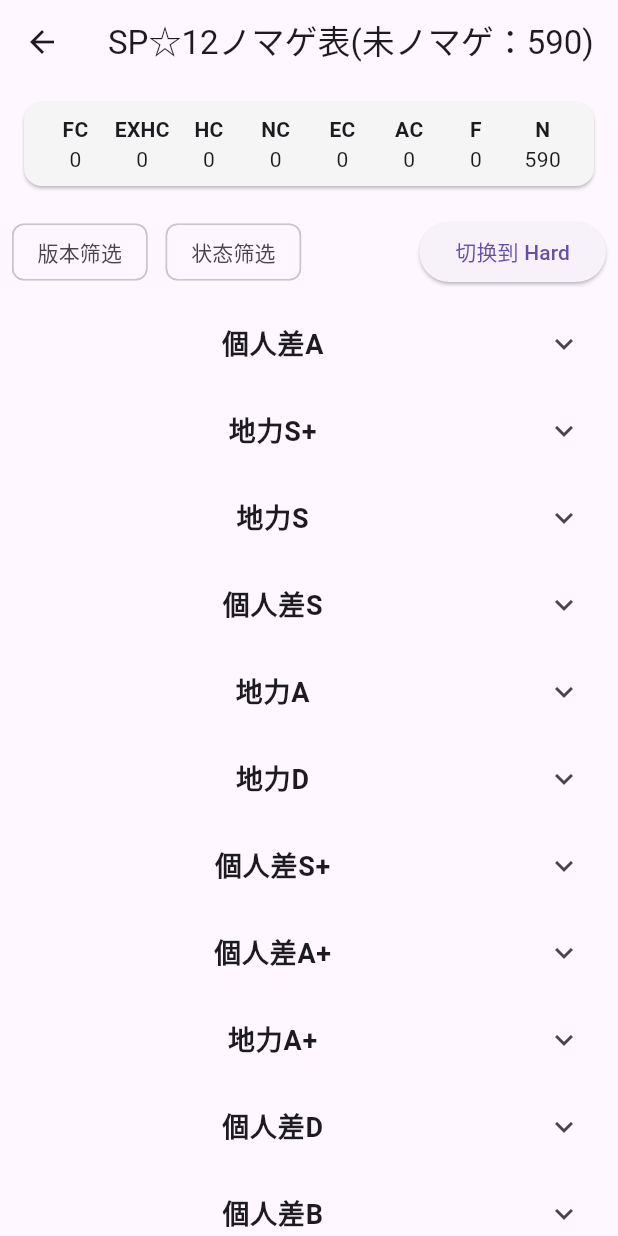
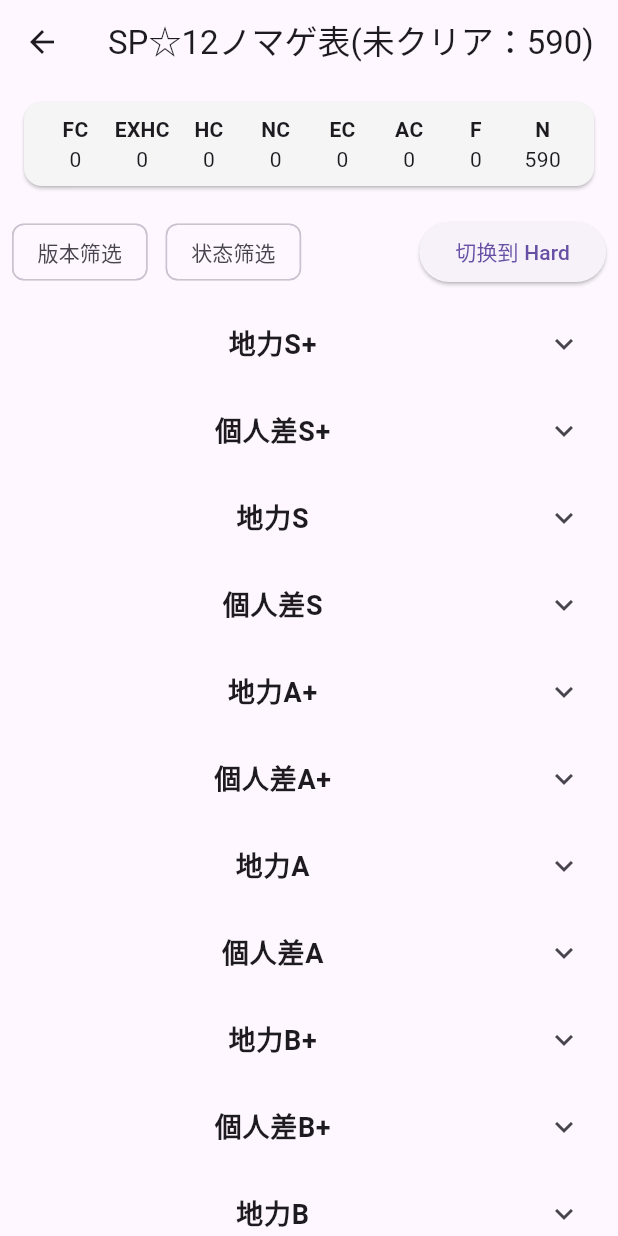
Before and after one commit to RM-801/BPICalculator, a Flutter app: the EarthPowerPage screen opened directly, after a tap on "切换到 Normal", on a phone screen of 412 x 824 dp. Run offline on Flutter 3.47's test engine with Material 3 defaults, Android fonts, the phone set to English and light mode, and no system bars; our stand-ins replace shared_preferences; accounts and stored records are empty.

Commit message:
修复了一些ノマゲ的bug

```diff
--- a/lib/pages/earth_power_page.dart
+++ b/lib/pages/earth_power_page.dart
@@ -109,6 +109,12 @@ class _EarthPowerPageState extends State<EarthPowerPage> {
   final ValueNotifier<int> statusBarNotifier = ValueNotifier(0);
   bool showNormal = false; // 新增
 
+  static const List<String> groupOrder = [
+    '地力S+','個人差S+','地力S','個人差S','地力A+','個人差A+','地力A','個人差A',
+    '地力B+','個人差B+','地力B','個人差B','地力C','個人差C','地力D','個人差D',
+    '地力E','個人差E','地力F','難易度未定'
+  ];
+
   @override
   void dispose() {
     statusBarNotifier.dispose();
@@ -137,10 +143,10 @@ class _EarthPowerPageState extends State<EarthPowerPage> {
                       song.status != 'FULLCOMBO' &&
                       song.status != 'EX HARD CLEAR' &&
                       song.status != 'HARD CLEAR'&&
-                      song.status != 'NORMAL CLEAR')
+                      song.status != 'CLEAR')
                   .length;
             }
-            return Text(showNormal?'SP☆12ノマゲ表(未ノマゲ：$belowNormalCount)':'SP☆12ハード表(未難：$belowHardCount)');
+            return Text(showNormal?'SP☆12ノマゲ表(未クリア：$belowNormalCount)':'SP☆12ハード表(未難：$belowHardCount)');
           },
         ),
       ),
@@ -166,13 +172,15 @@ class _EarthPowerPageState extends State<EarthPowerPage> {
             return versionOk && statusOk;
           }).toList();
 
-          // 根据 showNormal 分组
+          // 分组时，未在 groupOrder 里的都归为 '難易度未定'
           final Map<String, List<EarthPowerSong>> grouped = {};
           for (var song in filteredSongs) {
             final key = showNormal ? song.normal : song.hard;
-            grouped.putIfAbsent(key, () => []).add(song);
+            final groupKey = groupOrder.contains(key) ? key : '難易度未定';
+            grouped.putIfAbsent(groupKey, () => []).add(song);
           }
 
+          // 展示时只遍历 groupOrder
           return ListView(
             children: [
               // 统计栏（只刷新自己）
@@ -346,7 +354,10 @@ class _EarthPowerPageState extends State<EarthPowerPage> {
                 ),
               ),
               // 分组展示
-              ...grouped.entries.map((entry) {
+              ...groupOrder
+                  .where((group) => grouped.containsKey(group))
+                  .map((group) {
+                    final entry = MapEntry(group, grouped[group]!);
                     return ExpansionTile(
                       title: Align(
                         alignment: Alignment.center,
@@ -365,7 +376,6 @@ class _EarthPowerPageState extends State<EarthPowerPage> {
                             alignment: Alignment.centerLeft,
                             child: LayoutBuilder(
                               builder: (context, constraints) {
-                            // 设定最小卡片宽度，比如 260
                                 const minCardWidth = 260.0;
                                 int columns = (constraints.maxWidth / minCardWidth)
                                     .floor()
@@ -395,7 +405,8 @@ class _EarthPowerPageState extends State<EarthPowerPage> {
                         ),
                       ],
                     );
-              }).toList(),
+                  })
+                  .toList(),
             ],
           );
         },
```
Lines whose indentation alone changed are shown as unchanged.
